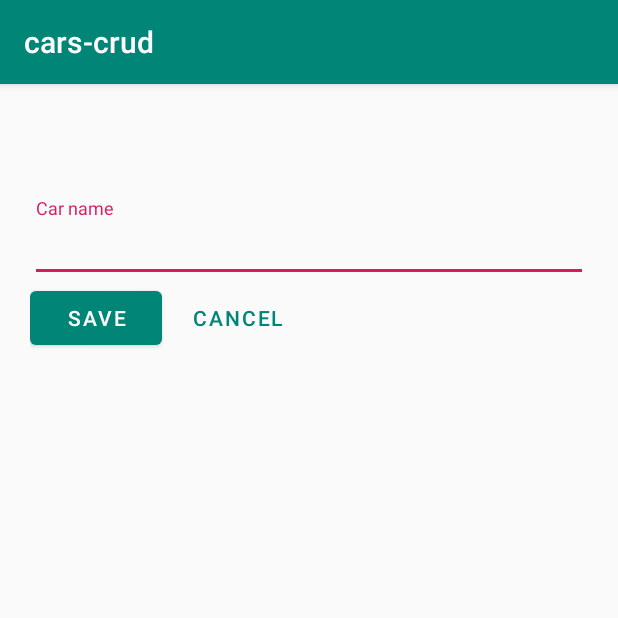
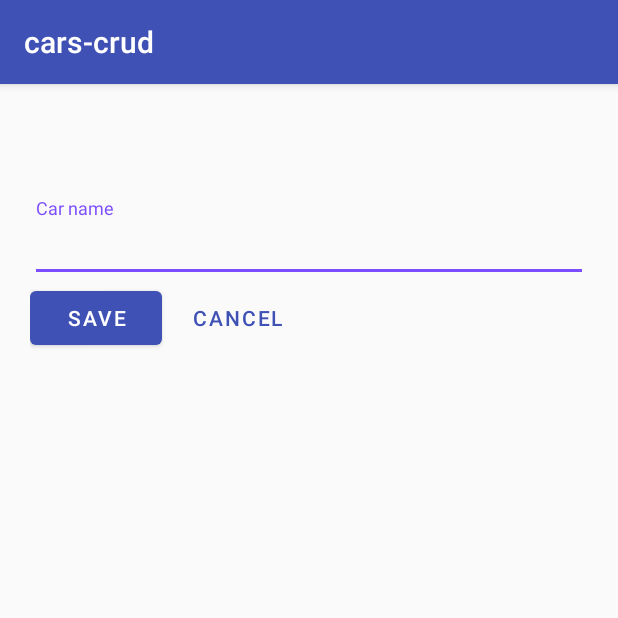
Before and after one commit to Rasonakima/CarsCRUD-Android, an Android app: the CarAddActivity screen opened directly, with no data from a screen before it, on a phone screen of 412 x 824 dp, the top half of it. Run offline under Robolectric (Android 15) with nearby library versions, the phone set to English and light mode, and no system bars; our stand-ins replace Volley; network calls fail.

Commit message:
Design tweeks

```diff
--- a/app/src/main/res/values/colors.xml
+++ b/app/src/main/res/values/colors.xml
@@ -1,6 +1,6 @@
 <?xml version="1.0" encoding="utf-8"?>
 <resources>
-    <color name="colorPrimary">#008577</color>
-    <color name="colorPrimaryDark">#00574B</color>
-    <color name="colorAccent">#D81B60</color>
+    <color name="colorPrimary">#3F51B5</color>
+    <color name="colorPrimaryDark">#303F9F</color>
+    <color name="colorAccent">#7C4DFF</color>
 </resources>
```
Also changed, not shown: app/src/main/res/layout/item_car.xml (+8 -6 lines).
